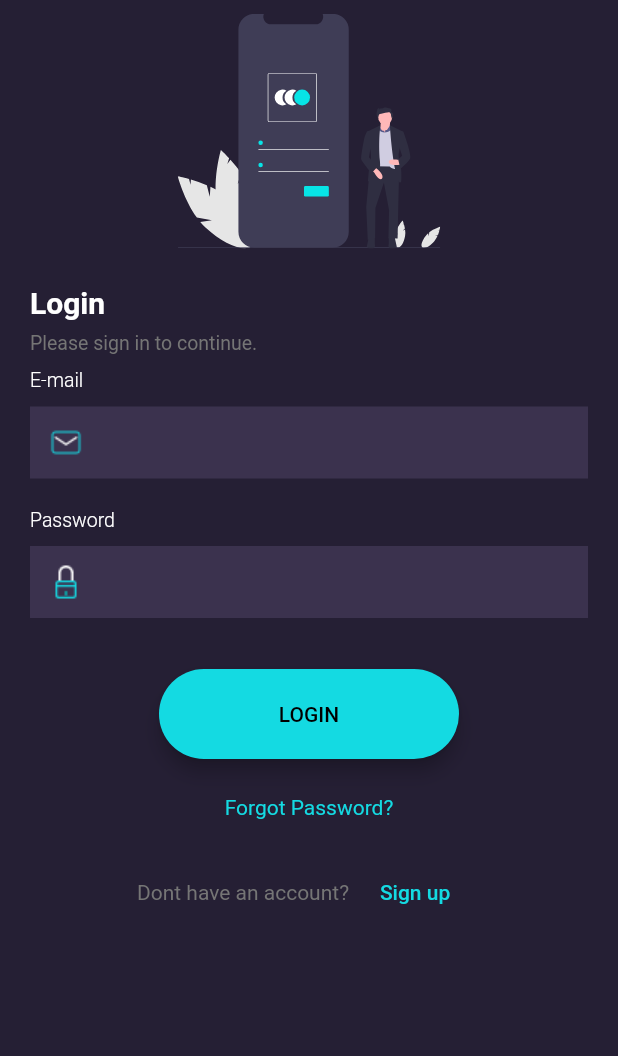
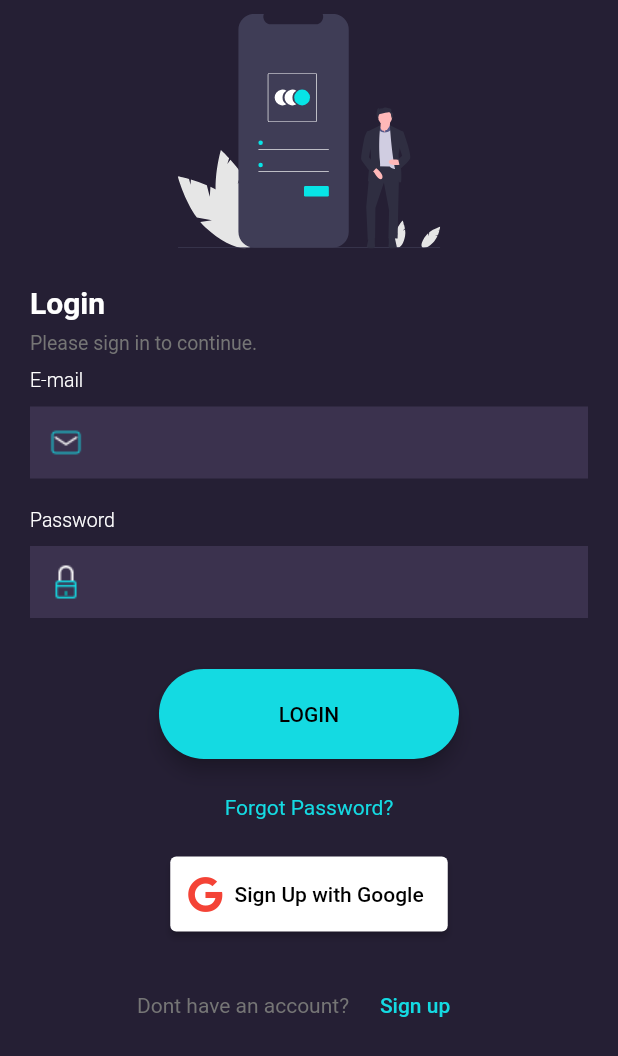
Before and after one commit to jo07/grat_app_test, a Flutter app: the screen it shows after launch, on a phone screen of 412 x 824 dp. Shown: the top 1056 px of the screen. Run offline on Flutter 3.47's test engine with Material 2 defaults, Android fonts, the phone set to English and light mode, and no system bars; our stand-ins replace cloud_firestore, confetti, firebase_auth, firebase_core, flutter_spinkit, flutter_svg and 3 more; accounts and stored records are empty; Roboto replaces fonts that are missing (Poppins).

```diff
--- a/lib/main.dart
+++ b/lib/main.dart
@@ -1,4 +1,8 @@
 import 'package:flutter/material.dart';
+import 'package:grat_app/models/grat_user.dart';
+import 'package:grat_app/screens/auth_wrapper.dart';
+import 'package:grat_app/services/auth.dart';
+import 'package:provider/provider.dart';
 import 'screens/authenticate/login.dart';
 import 'package:firebase_core/firebase_core.dart';
 
@@ -11,7 +15,9 @@ Future<void>  main() async{
 class MyApp extends StatelessWidget {
   @override
   Widget build(BuildContext context) {
-    return MaterialApp(
+    return StreamProvider<GratUser>.value(
+      value: AuthService().user,
+      child: MaterialApp(
         title: 'Flutter Demo',
         theme: ThemeData(
           primarySwatch: Colors.blue,
@@ -19,7 +25,8 @@ class MyApp extends StatelessWidget {
           fontFamily: 'Poppins'
         ),
         debugShowCheckedModeBanner: false,
-      home: Login(),
+        home: AuthWrapper(),
+      ),
     );
   }
 }
--- /dev/null
+++ b/lib/screens/auth_wrapper.dart
@@ -0,0 +1,19 @@
+import 'package:grat_app/models/grat_user.dart';
+import 'package:grat_app/screens/authenticate/login.dart';
+import 'package:flutter/material.dart';
+import 'package:provider/provider.dart';
+import 'package:grat_app/screens/home/home.dart';
+
+class AuthWrapper extends StatelessWidget {
+  @override
+  Widget build(BuildContext context) {
+
+    final user = Provider.of<GratUser>(context);
+
+    if(user == null){
+      return Login();
+    }else{
+      return HomeScreen();
+    }
+  }
+}
--- a/lib/screens/authenticate/login.dart
+++ b/lib/screens/authenticate/login.dart
@@ -5,9 +5,11 @@ import 'package:flutter/rendering.dart';
 import 'package:flutter_svg/flutter_svg.dart';
 import 'package:grat_app/components/rounded_btn.dart';
 import 'package:grat_app/screens/authenticate/create_account.dart';
-import 'package:grat_app/screens/success/success.dart';
+import 'package:grat_app/screens/home/home.dart';
+import 'package:grat_app/services/auth.dart';
 import 'package:modal_progress_hud/modal_progress_hud.dart';
 import 'package:google_sign_in/google_sign_in.dart';
+import 'package:font_awesome_flutter/font_awesome_flutter.dart';
 
 
 class Login extends StatefulWidget {
@@ -17,8 +19,7 @@ class Login extends StatefulWidget {
 
 class _LoginState extends State<Login> {
   bool showSpinner = false;
-  final _auth = FirebaseAuth.instance;
-  final GoogleSignIn _googleSignIn = GoogleSignIn();
+  final AuthService _auth = AuthService();
   String email;
   String password;
 
@@ -153,17 +154,7 @@ class _LoginState extends State<Login> {
                           showSpinner = true;
                         });
                         try {
-                          final user = await _auth.signInWithEmailAndPassword(
-                              email: email, password: password);
-                          if (user != null) {
-                            Navigator.push(
-                                context,
-                                MaterialPageRoute(
-                                    builder: (context) => SuccessScreen()));
-                          }
-                          setState(() {
-                            showSpinner = false;
-                          });
+                          final user = await _auth.signInWithEmailAndPassword(email, password);
                         } catch (e) {
                           print(e);
                         }
@@ -176,6 +167,41 @@ class _LoginState extends State<Login> {
                   style: TextStyle(
                     color: Color(0xff14DAE2)
                   ),
+                  ),
+                ),
+                SizedBox(
+                  height: 25,
+                ),
+                Center(
+                  child: ElevatedButton.icon(
+                    style: ElevatedButton.styleFrom(
+                      primary: Colors.white,
+                      onPrimary: Colors.black,
+                      minimumSize: Size(120, 50),
+                    ),
+                    onPressed: () async {
+                      // Add login code
+                      setState(() {
+                        showSpinner = true;
+                      });
+                      try {
+                        final user = await _auth.signInWithGoogle();
+                        if (user != null) {
+                          Navigator.push(
+                              context,
+                              MaterialPageRoute(
+                                  builder: (context) => HomeScreen()));
+                        }
+
+                      } catch (e) {
+                        print(e);
+                      }
+                      setState(() {
+                        showSpinner = false;
+                      });
+                    },
+                      icon: FaIcon(FontAwesomeIcons.google, color: Colors.red,),
+                      label: Text('Sign Up with Google'),
                   ),
                 ),
                 SizedBox(
--- a/pubspec.yaml
+++ b/pubspec.yaml
@@ -38,6 +38,7 @@ dependencies:
   confetti: ^0.4.0
   change_app_package_name: ^1.0.0
   google_sign_in: ^5.0.4
+  font_awesome_flutter: ^9.1.0
 
 dev_dependencies:
   flutter_test:
```
Also changed, not shown: lib/screens/authenticate/create_account.dart (+5 -5 lines), lib/screens/home/home.dart (added, +103 -0 lines), lib/screens/success/success.dart (deleted, +0 -83 lines), lib/services/auth.dart (+29 -2 lines), lib/services/database.dart (+28 -8 lines), pubspec.lock, 1 other file. Lines whose indentation alone changed are shown as unchanged.
